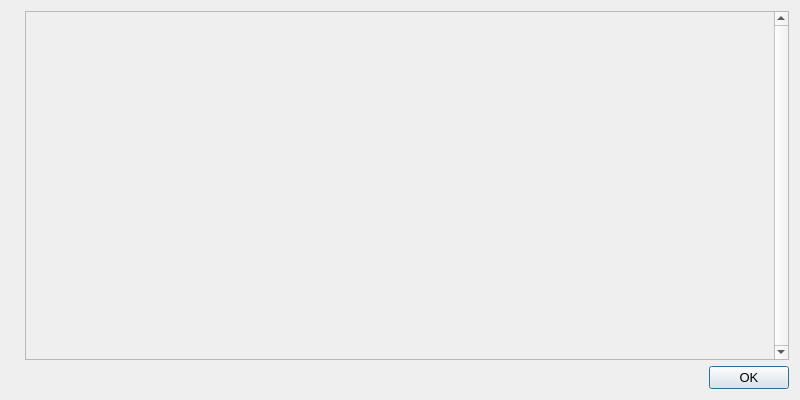
Old version of the form src/qt/forms/helpmessagedialog.ui in the repository Anoncoin/anoncoin.
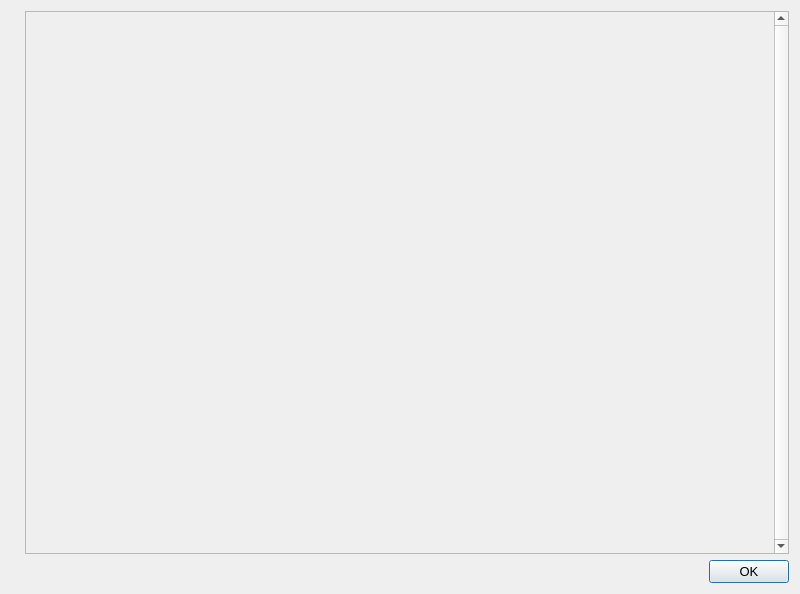
New version of the form. Icons and pictures are not drawn.

The edit to the form file:
```diff
--- a/src/qt/forms/helpmessagedialog.ui
+++ b/src/qt/forms/helpmessagedialog.ui
@@ -7,7 +7,7 @@
     <x>0</x>
     <y>0</y>
     <width>800</width>
-    <height>400</height>
+    <height>594</height>
    </rect>
   </property>
   <property name="font">
```
